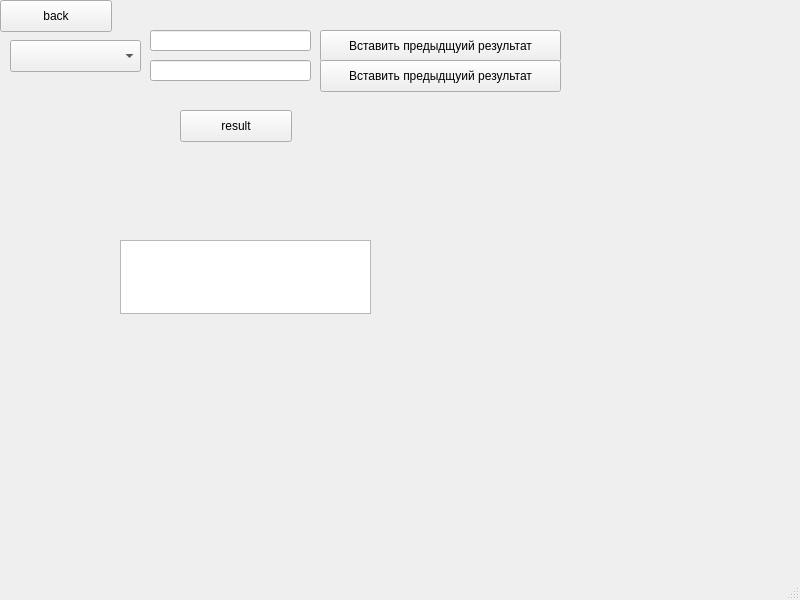
Above: dm9375/integersumwindow.ui from S1ckick/dm9375 before the change. Below: the same form after it.
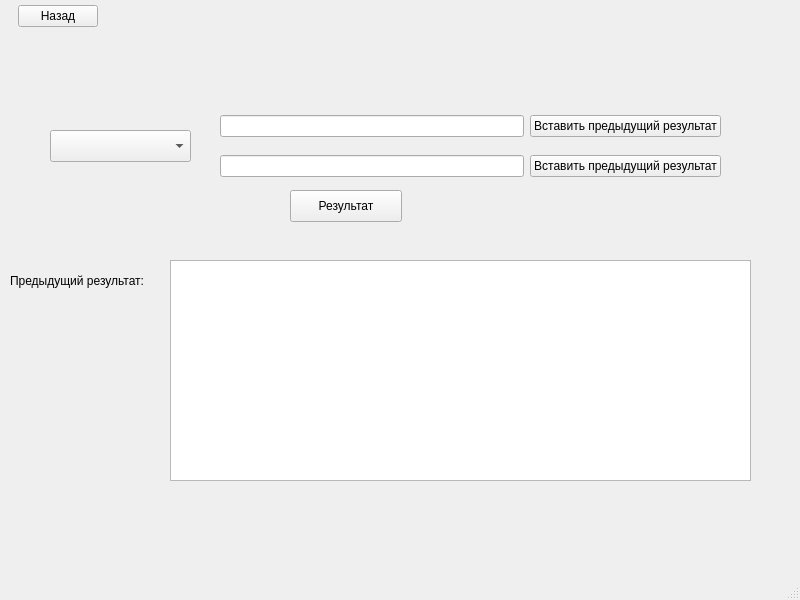
That is the form after the change.

```diff
--- a/dm9375/integersumwindow.ui
+++ b/dm9375/integersumwindow.ui
@@ -14,122 +14,151 @@
    <string>Целые числа</string>
   </property>
   <widget class="QWidget" name="centralwidget">
-   <widget class="QPushButton" name="back">
-    <property name="geometry">
-     <rect>
-      <x>0</x>
-      <y>0</y>
-      <width>112</width>
-      <height>32</height>
-     </rect>
-    </property>
-    <property name="text">
-     <string>back</string>
-    </property>
-   </widget>
    <widget class="QTextEdit" name="result_out">
     <property name="geometry">
      <rect>
-      <x>120</x>
-      <y>240</y>
-      <width>251</width>
-      <height>74</height>
+      <x>170</x>
+      <y>260</y>
+      <width>581</width>
+      <height>221</height>
      </rect>
     </property>
     <property name="readOnly">
      <bool>true</bool>
     </property>
    </widget>
-   <widget class="QPushButton" name="known1">
+   <widget class="QComboBox" name="comboBox">
     <property name="geometry">
      <rect>
-      <x>320</x>
-      <y>30</y>
-      <width>241</width>
+      <x>50</x>
+      <y>130</y>
+      <width>141</width>
       <height>32</height>
      </rect>
     </property>
+   </widget>
+   <widget class="QLabel" name="warning">
+    <property name="geometry">
+     <rect>
+      <x>220</x>
+      <y>80</y>
+      <width>251</width>
+      <height>16</height>
+     </rect>
+    </property>
     <property name="text">
-     <string>Вставить предыдщуий результат</string>
+     <string/>
     </property>
    </widget>
    <widget class="QPushButton" name="result">
     <property name="geometry">
      <rect>
-      <x>180</x>
+      <x>290</x>
+      <y>190</y>
+      <width>112</width>
+      <height>32</height>
+     </rect>
+    </property>
+    <property name="text">
+     <string>Результат</string>
+    </property>
+   </widget>
+   <widget class="QWidget" name="layoutWidget">
+    <property name="geometry">
+     <rect>
+      <x>220</x>
       <y>110</y>
-      <width>112</width>
-      <height>32</height>
+      <width>501</width>
+      <height>33</height>
      </rect>
     </property>
-    <property name="text">
-     <string>result</string>
-    </property>
+    <layout class="QHBoxLayout" name="horizontalLayout">
+     <item>
+      <widget class="QLineEdit" name="input1">
+       <property name="maxLength">
+        <number>999999999</number>
+       </property>
+      </widget>
+     </item>
+     <item>
+      <widget class="QPushButton" name="pushButton">
+       <property name="text">
+        <string>Вставить предыдущий результат</string>
+       </property>
+      </widget>
+     </item>
+    </layout>
    </widget>
-   <widget class="QLineEdit" name="input2">
+   <widget class="QWidget" name="layoutWidget_2">
     <property name="geometry">
      <rect>
-      <x>150</x>
-      <y>60</y>
-      <width>161</width>
-      <height>21</height>
+      <x>220</x>
+      <y>150</y>
+      <width>501</width>
+      <height>33</height>
      </rect>
     </property>
-    <property name="maxLength">
-     <number>999999999</number>
-    </property>
+    <layout class="QHBoxLayout" name="horizontalLayout_2">
+     <item>
+      <widget class="QLineEdit" name="input2">
+       <property name="maxLength">
+        <number>999999999</number>
+       </property>
+      </widget>
+     </item>
+     <item>
+      <widget class="QPushButton" name="pushButton_2">
+       <property name="text">
+        <string>Вставить предыдущий результат</string>
+       </property>
+      </widget>
+     </item>
+    </layout>
    </widget>
-   <widget class="QLineEdit" name="input1">
-    <property name="geometry">
-     <rect>
-      <x>150</x>
-      <y>30</y>
-      <width>161</width>
-      <height>21</height>
-     </rect>
-    </property>
-    <property name="inputMask">
-     <string/>
-    </property>
-    <property name="maxLength">
-     <number>999999999</number>
-    </property>
-   </widget>
-   <widget class="QComboBox" name="comboBox">
+   <widget class="QLabel" name="label">
     <property name="geometry">
      <rect>
       <x>10</x>
-      <y>40</y>
-      <width>131</width>
-      <height>32</height>
+      <y>260</y>
+      <width>161</width>
+      <height>41</height>
      </rect>
     </property>
+    <property name="text">
+     <string>Предыдущий результат:</string>
+    </property>
    </widget>
-   <widget class="QLabel" name="warning">
+   <widget class="QWidget" name="">
     <property name="geometry">
      <rect>
-      <x>120</x>
+      <x>0</x>
       <y>0</y>
-      <width>221</width>
-      <height>20</height>
-     </rect>
-    </property>
-    <property name="text">
-     <string/>
-    </property>
-   </widget>
-   <widget class="QPushButton" name="known1_2">
-    <property name="geometry">
-     <rect>
-      <x>320</x>
-      <y>60</y>
-      <width>241</width>
+      <width>98</width>
       <height>32</height>
      </rect>
     </property>
-    <property name="text">
-     <string>Вставить предыдщуий результат</string>
-    </property>
+    <layout class="QHBoxLayout" name="horizontalLayout_3">
+     <item>
+      <spacer name="horizontalSpacer">
+       <property name="orientation">
+        <enum>Qt::Horizontal</enum>
+       </property>
+       <property name="sizeHint" stdset="0">
+        <size>
+         <width>18</width>
+         <height>20</height>
+        </size>
+       </property>
+      </spacer>
+     </item>
+     <item>
+      <widget class="QPushButton" name="back">
+       <property name="text">
+        <string>Назад</string>
+       </property>
+      </widget>
+     </item>
+    </layout>
    </widget>
   </widget>
   <widget class="QMenuBar" name="menubar">
```
